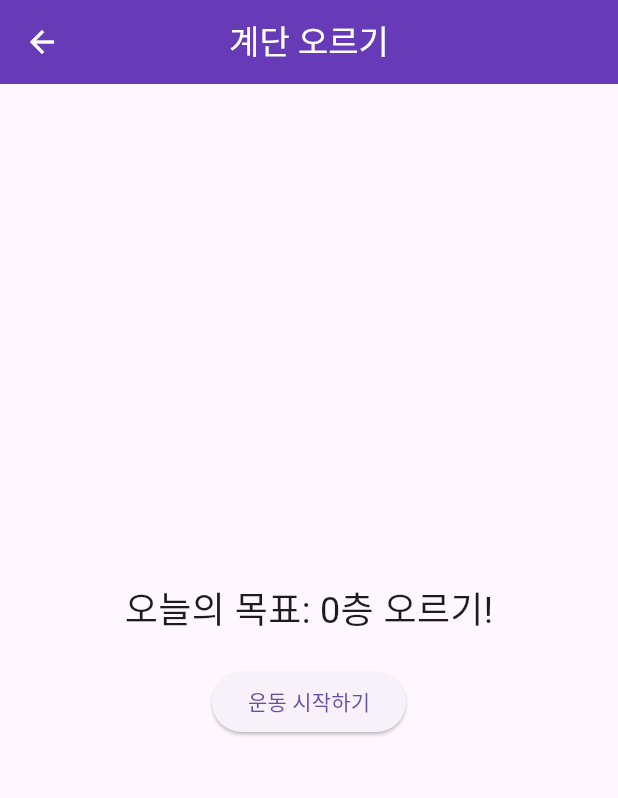
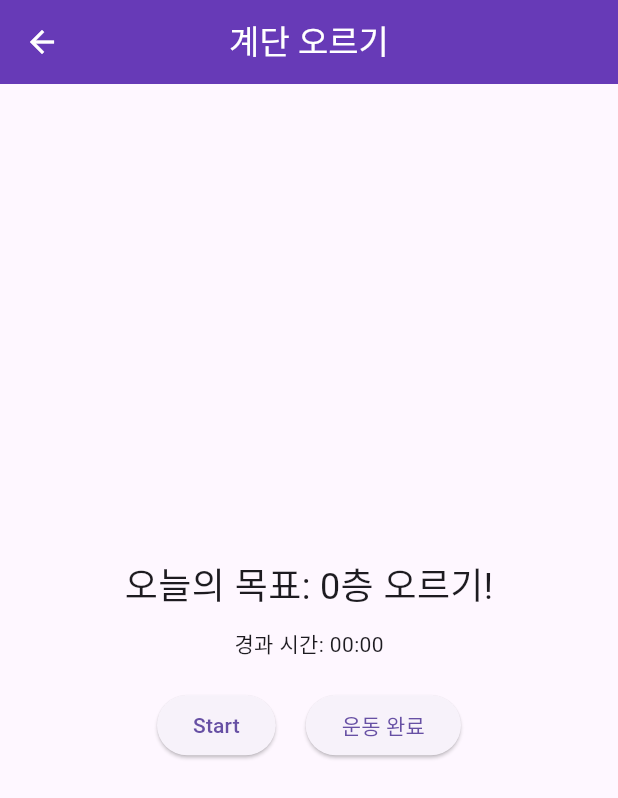
Before and after one commit to JJJmin777/Workout_app, a Flutter app: the StairsTimerScreen screen opened directly with empty values, on a phone screen of 412 x 824 dp. Shown: the top 798 px of the screen. Run offline on Flutter 3.47's test engine with Material 3 defaults, Android fonts, the phone set to English and light mode, and no system bars; our stand-ins replace cloud_firestore, firebase_auth, firebase_core, geolocator, google_maps_flutter, location and 1 more; accounts and stored records are empty.

Commit message:
stairs저장시 시간 기록, 타이머utils코드로 구성(완)

```diff
--- a/lib/screens/workouts/stairs/stairs_screen.dart
+++ b/lib/screens/workouts/stairs/stairs_screen.dart
@@ -2,20 +2,58 @@ import 'package:flutter/material.dart';
 import 'package:firebase_auth/firebase_auth.dart';
 import 'package:cloud_firestore/cloud_firestore.dart';
 import 'package:workout_app/main.dart';
+
+import 'package:workout_app/utils/workout_timer.dart';  // 타이머 임포트
 
 
 class StairsTimerScreen extends StatefulWidget{
   final String workout;
   final int targetfloors;
 
-  StairsTimerScreen({required this.workout, required this.targetfloors});
+  const StairsTimerScreen({
+    Key? key,
+    required this.workout,
+    required this.targetfloors
+  }) : super(key: key);
 
   @override
   _StairsTimerScreenState createState() => _StairsTimerScreenState();
 }
 
 class _StairsTimerScreenState extends State<StairsTimerScreen> {
-  bool hasStarted = false;
+  late WorkoutTimer _timer;
+  bool isRunning = false;
+
+  @override
+  void initState() {
+    super.initState();
+    _timer = WorkoutTimer(onTick: (_) {
+      setState(() {}); // 시간 갱신
+    });
+  }
+
+  void toggleStair() {
+    if (isRunning) {
+      _timer.stop();
+    } else {
+      _timer.start();
+    }
+    setState(() {
+      isRunning = !isRunning;
+    });
+  }
+
+  String _formatTime(int seconds) {
+    final minutes = (seconds ~/ 60).toString().padLeft(2, '0');
+    final secs = (seconds % 60).toString().padLeft(2, '0');
+    return "$minutes:$secs";
+  }
+
+  @override
+  void dispose() {
+    _timer.dispose();
+    super.dispose();
+  }
 
   void saveWorkout() async {
     final user = FirebaseAuth.instance.currentUser;
@@ -23,6 +61,7 @@ class _StairsTimerScreenState extends State<StairsTimerScreen> {
       await FirebaseFirestore.instance.collection('workout_logs').add({
         'userId': user.uid,
         'workout': widget.workout,
+        'time_seconds': _timer.elapsedSeconds, // 경과 시간
         'workoutValue': widget.targetfloors,
         'date': FieldValue.serverTimestamp(),
       });
@@ -58,29 +97,66 @@ class _StairsTimerScreenState extends State<StairsTimerScreen> {
           mainAxisSize: MainAxisSize.min,
           children: [
             Text("오늘의 목표: ${widget.targetfloors}층 오르기!", style: TextStyle(fontSize: 24)),
+            SizedBox(height: 10),
+            Text("경과 시간: ${_formatTime(_timer.elapsedSeconds)}"),
             SizedBox(height: 20),
-            if (!hasStarted)
-              ElevatedButton(
-                onPressed: () {
-                  setState(() {
-                    hasStarted = true;
-                  });
-                },
-                child: Text("운동 시작하기"),
-              )
-            else
-              Column(
-                children: [
+
+            Column(
+              mainAxisSize: MainAxisSize.min,
+              children: [
+                if (isRunning) ...[
                   Icon(Icons.directions_walk, size: 100, color: Colors.deepPurple),
                   SizedBox(height: 20),
-                  Text("운동 중입니다..."),
+                  Text("운동 중입니다...", style: TextStyle(fontSize: 18)),
                   SizedBox(height: 30),
-                  ElevatedButton(
-                    onPressed: saveWorkout,
-                    child: Text("운동 완료"),
-                  )
                 ],
-              )
+                Row(
+                  mainAxisAlignment: MainAxisAlignment.center,
+                  children: [
+                    ElevatedButton(
+                      onPressed: toggleStair,
+                      child: Text(isRunning ? 'Stop' : 'Start'),
+                    ),
+                    const SizedBox(width: 20),
+                    ElevatedButton(
+                      onPressed: () {
+                        if (isRunning) toggleStair();
+                        saveWorkout();
+                      },
+                      child: const Text('운동 완료'),
+                    ),
+                  ],
+                ),
+              ],
+            )
+
+
+            // if (!hasStarted)
+            //   ElevatedButton(
+            //     onPressed: () {
+            //       _timer.start();
+            //       setState(() {
+            //         hasStarted = true;
+            //       });
+            //     },
+            //     child: Text("운동 시작하기"),
+            //   )
+            // else
+            //   Column(
+            //     children: [
+            //       Icon(Icons.directions_walk, size: 100, color: Colors.deepPurple),
+            //       SizedBox(height: 20),
+            //       Text("운동 중입니다..."),
+            //       SizedBox(height: 30),
+            //       ElevatedButton(
+            //         onPressed: () {
+            //           _timer.stop();
+            //           saveWorkout();
+            //         },
+            //         child: Text("운동 완료"),
+            //       )
+            //     ],
+            //   )
           ],
         ),
       ),
```
